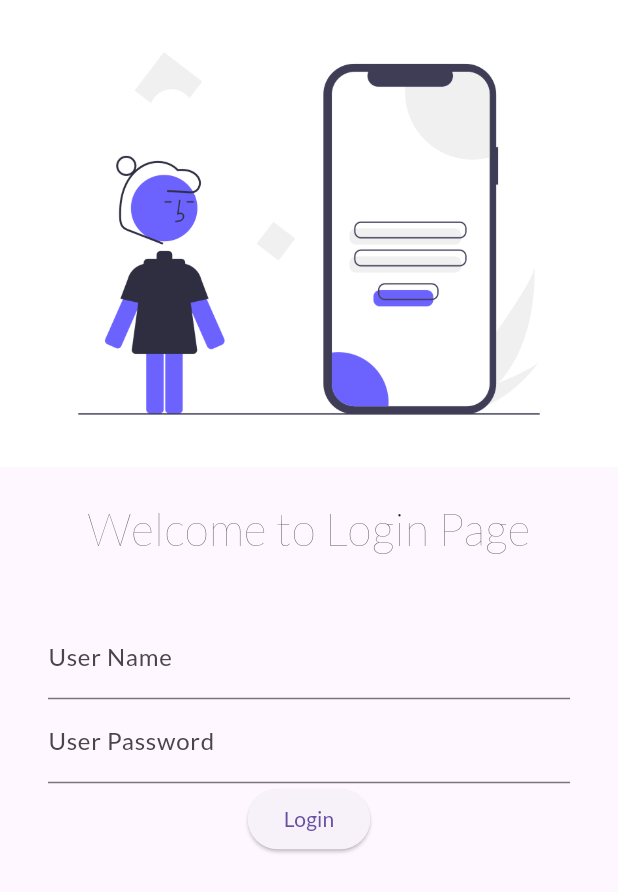
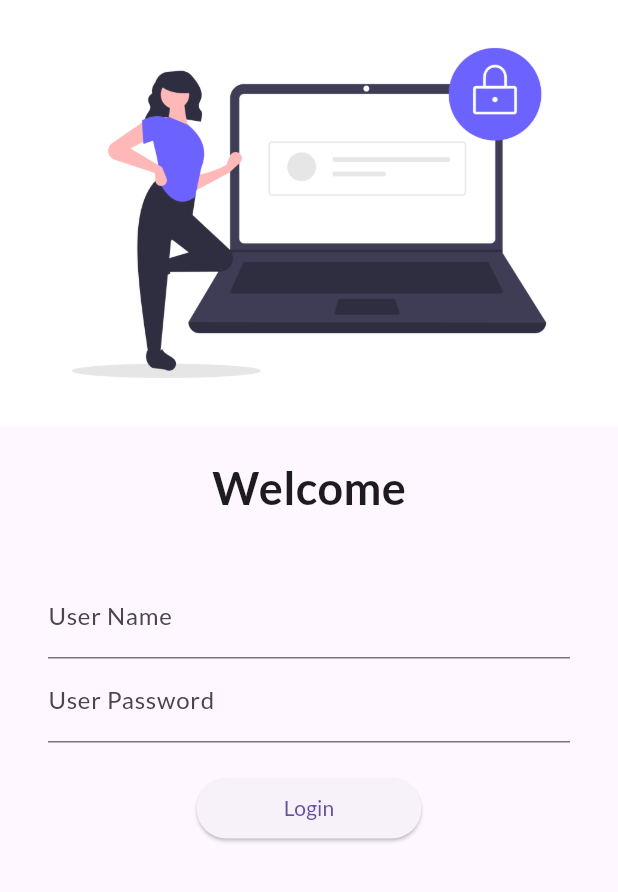
Before and after one commit to BHUPENDRA28D/Flutter-Complete, a Flutter app: the screen it shows after launch, on a phone screen of 412 x 824 dp. Shown: the top 892 px of the screen. Run offline on Flutter 3.47's test engine with Material 3 defaults, Android fonts, the light colour scheme and no system bars; our stand-ins replace google_fonts.

Commit message:
SingleChildScrollView

```diff
--- a/Flutter Porjects/30_days_30_learning/flutter_application_1/lib/main.dart
+++ b/Flutter Porjects/30_days_30_learning/flutter_application_1/lib/main.dart
@@ -1,6 +1,7 @@
 import 'package:flutter/material.dart';
 import 'package:flutter_application_1/pages/home_page.dart';
 import 'package:flutter_application_1/pages/login_page.dart';
+import 'package:flutter_application_1/utils/routes.dart';
 import 'package:google_fonts/google_fonts.dart';
 
 void main() {
@@ -23,13 +24,13 @@
       ),
 
       // home: HomePage(),
-      // initialRoute: "/login",
+      initialRoute: "/login",
       // routes are the ways which defines which screeen is to be opened.
       // in this case, we are opening the home page when the app is opened.
       routes: {
         "/": (context) => LoginPage(),
-        // "/home": (context) => HomePage(),
-        "/login": (context) => LoginPage(),
+        MyRoutes.homeRoute: (context) => HomePage(),
+        MyRoutes.loginRoute: (context) => LoginPage(),
       },
     );
   }
--- a/Flutter Porjects/30_days_30_learning/flutter_application_1/lib/pages/login_page.dart
+++ b/Flutter Porjects/30_days_30_learning/flutter_application_1/lib/pages/login_page.dart
@@ -1,11 +1,13 @@
 import 'package:flutter/material.dart';
+import 'package:flutter_application_1/utils/routes.dart';
 
 class LoginPage extends StatelessWidget {
-  const LoginPage({super.key});
+  const LoginPage({Key? key}) : super(key: key);
 
   @override
   Widget build(BuildContext context) {
     return Material(
+      child: SingleChildScrollView(
         child: Column(
           children: [
             Image.asset(
@@ -14,14 +16,16 @@
             ),
             SizedBox(height: 20.0),
             Text(
-            "Welcome to Login Page",
-            style: TextStyle(fontSize: 30, fontWeight: FontWeight.w200),
+              "Welcome",
+              style: TextStyle(fontSize: 30, fontWeight: FontWeight.bold),
             ),
             SizedBox(height: 20.0),
 
-          // using of TextFeild and formfield
-          Padding(
-            padding: const EdgeInsets.symmetric(vertical: 16, horizontal: 32),
+            // using of TextField and form field
+            Form(
+              child: Padding(
+                padding: const EdgeInsets.symmetric(
+                    vertical: 16.0, horizontal: 32.0),
                 child: Column(
                   children: [
                     TextFormField(
@@ -35,20 +39,26 @@
                         labelText: "User Password",
                       ),
                     ),
+                    SizedBox(height: 20.0),
 
                     // use of button and elevated button.
                     ElevatedButton(
                       child: Text("Login"),
-                  style: TextButton.styleFrom(),
+                      style: TextButton.styleFrom(
+                        minimumSize: Size(150.0, 40.0),
+                        // backgroundColor: Colors.purple[900]
+                      ),
                       onPressed: () {
-                    print("Loged in Successfully !");
+                        Navigator.pushNamed(context, MyRoutes.homeRoute);
                       },
-                )
+                    ),
                   ],
+                ),
               ),
             ),
           ],
         ),
+      ),
     );
   }
 }
--- /dev/null
+++ b/Flutter Porjects/30_days_30_learning/flutter_application_1/lib/utils/routes.dart
@@ -0,0 +1,4 @@
+class MyRoutes {
+  static String loginRoute = "/login";
+  static String homeRoute = "/home";
+}
```
Also changed, not shown: Flutter Porjects/30_days_30_learning/flutter_application_1/assets/images/lg.png. Lines whose indentation alone changed are shown as unchanged.
